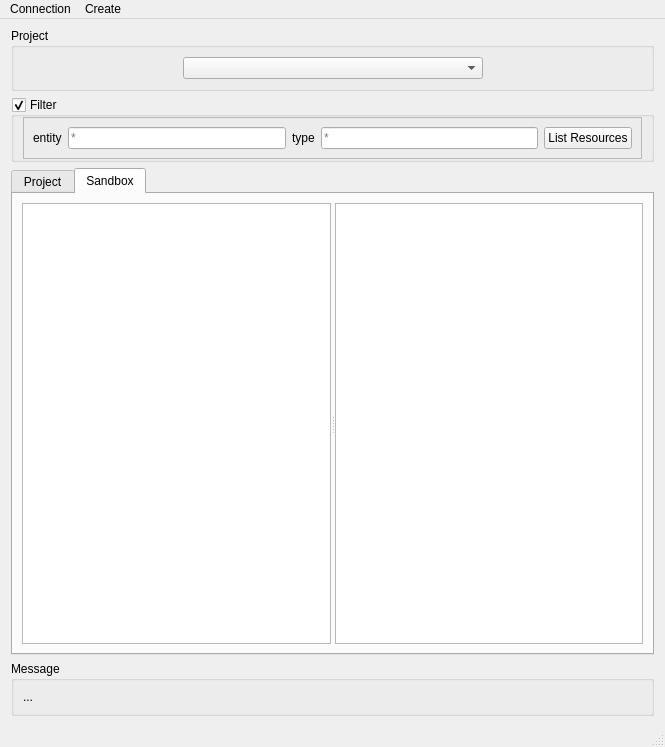
Before: the Qt Designer form gui/main_window.ui in dddjef/pulse, drawn with Qt 5.
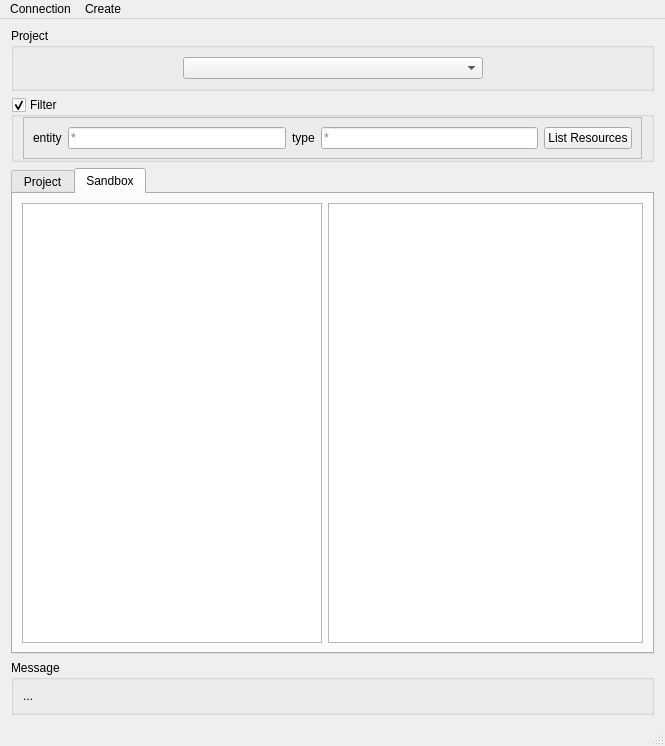
After: the same form once the commit is applied. The open tabs and pages were chosen to show the change.

Commit message: property panel resize fix. wip

```diff
--- a/gui/main_window.ui
+++ b/gui/main_window.ui
@@ -7,7 +7,7 @@
     <x>0</x>
     <y>0</y>
     <width>665</width>
-    <height>747</height>
+    <height>746</height>
    </rect>
   </property>
   <property name="windowTitle">
@@ -239,13 +239,15 @@
        <attribute name="title">
         <string>Sandbox</string>
        </attribute>
-       <layout class="QVBoxLayout" name="verticalLayout_3">
+       <layout class="QHBoxLayout" name="horizontalLayout_6">
         <item>
-         <widget class="QSplitter" name="splitter_2">
-          <property name="orientation">
-           <enum>Qt::Horizontal</enum>
-          </property>
           <widget class="QTreeWidget" name="sandbox_treeWidget">
+          <property name="maximumSize">
+           <size>
+            <width>300</width>
+            <height>16777215</height>
+           </size>
+          </property>
            <property name="rootIsDecorated">
             <bool>true</bool>
            </property>
@@ -258,9 +260,23 @@
             </property>
            </column>
           </widget>
+        </item>
+        <item>
           <widget class="QTableWidget" name="sandbox_tableWidget">
-           <property name="autoFillBackground">
-            <bool>false</bool>
+          <property name="enabled">
+           <bool>true</bool>
+          </property>
+          <property name="sizePolicy">
+           <sizepolicy hsizetype="Expanding" vsizetype="Expanding">
+            <horstretch>0</horstretch>
+            <verstretch>0</verstretch>
+           </sizepolicy>
+          </property>
+          <property name="sizeAdjustPolicy">
+           <enum>QAbstractScrollArea::AdjustIgnored</enum>
+          </property>
+          <property name="editTriggers">
+           <set>QAbstractItemView::NoEditTriggers</set>
            </property>
            <property name="alternatingRowColors">
             <bool>true</bool>
@@ -268,9 +284,27 @@
            <attribute name="horizontalHeaderVisible">
             <bool>false</bool>
            </attribute>
+          <attribute name="horizontalHeaderCascadingSectionResizes">
+           <bool>false</bool>
+          </attribute>
+          <attribute name="horizontalHeaderMinimumSectionSize">
+           <number>150</number>
+          </attribute>
+          <attribute name="horizontalHeaderDefaultSectionSize">
+           <number>150</number>
+          </attribute>
+          <attribute name="horizontalHeaderHighlightSections">
+           <bool>false</bool>
+          </attribute>
+          <attribute name="horizontalHeaderStretchLastSection">
+           <bool>true</bool>
+          </attribute>
            <attribute name="verticalHeaderVisible">
             <bool>false</bool>
            </attribute>
+          <attribute name="verticalHeaderStretchLastSection">
+           <bool>false</bool>
+          </attribute>
            <column>
             <property name="text">
              <string>property</string>
@@ -281,7 +315,6 @@
              <string>value</string>
             </property>
            </column>
-          </widget>
          </widget>
         </item>
        </layout>
```
Left out of the diff: 26 changed lines with no effect on the pictures. Lines whose indentation alone changed are shown as unchanged. The commit also changes 1 other file.
